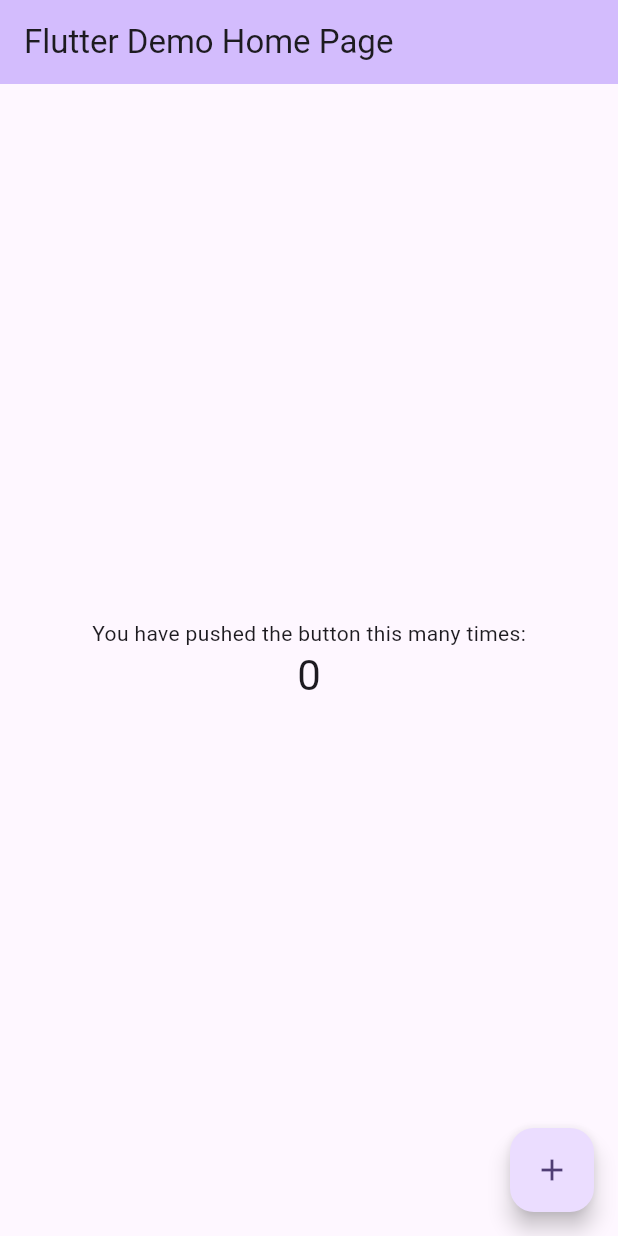
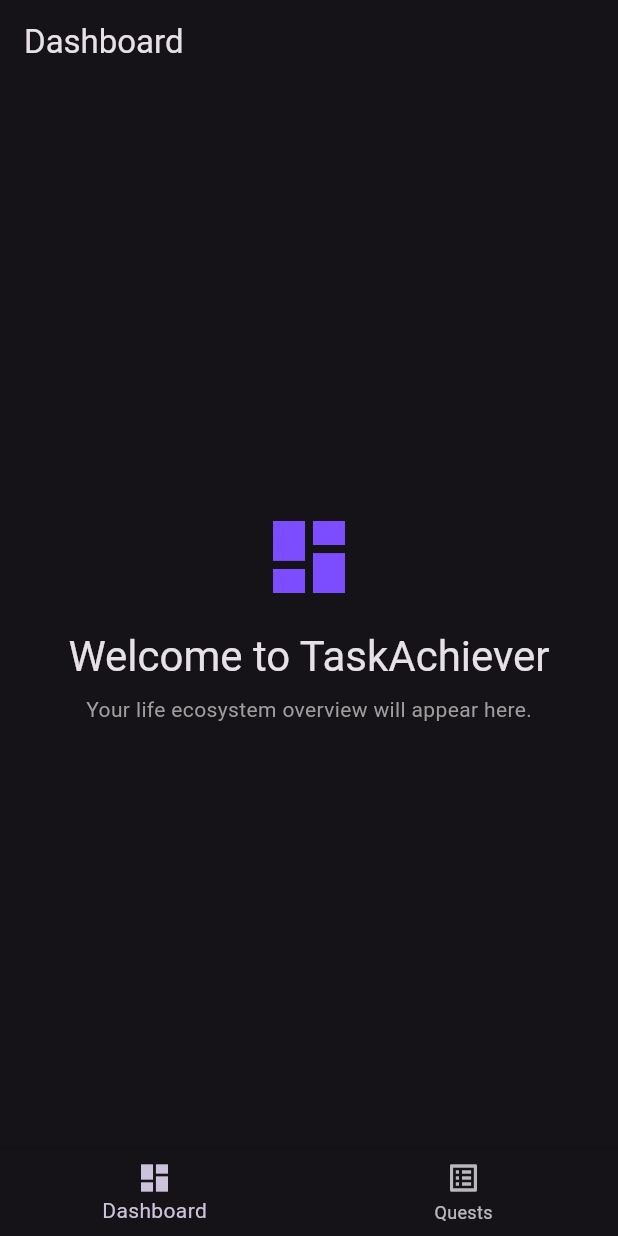
Before and after one commit to francis-p-n/taskAchiever, a Flutter app: the screen it shows after launch, on a phone screen of 412 x 824 dp. Run offline on Flutter 3.47's test engine with Material 3 defaults, Android fonts, the phone set to English and light mode, and no system bars; our stand-ins replace dio, flutter_riverpod, go_router, isar; accounts and stored records are empty; generated files the repository leaves out were written again.

Commit message:
feat: implement project structure with Isar quest domain, responsive main layout, and router configuration

```diff
--- /dev/null
+++ b/apps/flutter/lib/core/router.dart
@@ -0,0 +1,31 @@
+import 'package:flutter/material.dart';
+import 'package:go_router/go_router.dart';
+import 'package:life_achiever/features/dashboard/presentation/dashboard_screen.dart';
+import 'package:life_achiever/features/dashboard/presentation/main_layout.dart';
+import 'package:life_achiever/features/quests/presentation/quests_screen.dart';
+
+final GlobalKey<NavigatorState> _rootNavigatorKey = GlobalKey<NavigatorState>();
+final GlobalKey<NavigatorState> _shellNavigatorKey = GlobalKey<NavigatorState>();
+
+final goRouter = GoRouter(
+  navigatorKey: _rootNavigatorKey,
+  initialLocation: '/',
+  routes: [
+    ShellRoute(
+      navigatorKey: _shellNavigatorKey,
+      builder: (context, state, child) {
+        return MainLayout(child: child);
+      },
+      routes: [
+        GoRoute(
+          path: '/',
+          builder: (context, state) => const DashboardScreen(),
+        ),
+        GoRoute(
+          path: '/quests',
+          builder: (context, state) => const QuestsScreen(),
+        ),
+      ],
+    ),
+  ],
+);
--- /dev/null
+++ b/apps/flutter/lib/features/dashboard/presentation/dashboard_screen.dart
@@ -0,0 +1,32 @@
+import 'package:flutter/material.dart';
+
+class DashboardScreen extends StatelessWidget {
+  const DashboardScreen({super.key});
+
+  @override
+  Widget build(BuildContext context) {
+    return Scaffold(
+      appBar: AppBar(
+        title: const Text('Dashboard'),
+      ),
+      body: Center(
+        child: Column(
+          mainAxisAlignment: MainAxisAlignment.center,
+          children: [
+            const Icon(Icons.dashboard, size: 64, color: Colors.deepPurpleAccent),
+            const SizedBox(height: 16),
+            Text(
+              'Welcome to TaskAchiever',
+              style: Theme.of(context).textTheme.headlineMedium,
+            ),
+            const SizedBox(height: 8),
+            const Text(
+              'Your life ecosystem overview will appear here.',
+              style: TextStyle(color: Colors.grey),
+            ),
+          ],
+        ),
+      ),
+    );
+  }
+}
--- /dev/null
+++ b/apps/flutter/lib/features/dashboard/presentation/main_layout.dart
@@ -0,0 +1,93 @@
+import 'package:flutter/material.dart';
+import 'package:go_router/go_router.dart';
+
+class MainLayout extends StatelessWidget {
+  final Widget child;
+
+  const MainLayout({super.key, required this.child});
+
+  @override
+  Widget build(BuildContext context) {
+    // Determine layout based on screen width
+    final isDesktop = MediaQuery.of(context).size.width > 800;
+
+    if (isDesktop) {
+      return Scaffold(
+        body: Row(
+          children: [
+            _buildSidebar(context),
+            const VerticalDivider(thickness: 1, width: 1),
+            Expanded(child: child),
+          ],
+        ),
+      );
+    }
+
+    return Scaffold(
+      body: child,
+      bottomNavigationBar: _buildBottomNav(context),
+    );
+  }
+
+  Widget _buildSidebar(BuildContext context) {
+    return NavigationRail(
+      selectedIndex: _calculateSelectedIndex(context),
+      onDestinationSelected: (int index) => _onItemTapped(index, context),
+      labelType: NavigationRailLabelType.all,
+      leading: const Padding(
+        padding: EdgeInsets.only(bottom: 24.0, top: 16.0),
+        child: Icon(Icons.auto_awesome, size: 32, color: Colors.deepPurpleAccent),
+      ),
+      destinations: const [
+        NavigationRailDestination(
+          icon: Icon(Icons.dashboard_outlined),
+          selectedIcon: Icon(Icons.dashboard),
+          label: Text('Dashboard'),
+        ),
+        NavigationRailDestination(
+          icon: Icon(Icons.list_alt_outlined),
+          selectedIcon: Icon(Icons.list_alt),
+          label: Text('Quests'),
+        ),
+      ],
+    );
+  }
+
+  Widget _buildBottomNav(BuildContext context) {
+    return BottomNavigationBar(
+      currentIndex: _calculateSelectedIndex(context),
+      onTap: (int index) => _onItemTapped(index, context),
+      items: const [
+        BottomNavigationBarItem(
+          icon: Icon(Icons.dashboard_outlined),
+          activeIcon: Icon(Icons.dashboard),
+          label: 'Dashboard',
+        ),
+        BottomNavigationBarItem(
+          icon: Icon(Icons.list_alt_outlined),
+          activeIcon: Icon(Icons.list_alt),
+          label: 'Quests',
+        ),
+      ],
+    );
+  }
+
+  static int _calculateSelectedIndex(BuildContext context) {
+    final String location = GoRouterState.of(context).uri.path;
+    if (location.startsWith('/quests')) {
+      return 1;
+    }
+    return 0;
+  }
+
+  void _onItemTapped(int index, BuildContext context) {
+    switch (index) {
+      case 0:
+        context.go('/');
+        break;
+      case 1:
+        context.go('/quests');
+        break;
+    }
+  }
+}
--- a/apps/flutter/lib/main.dart
+++ b/apps/flutter/lib/main.dart
@@ -1,122 +1,26 @@
 import 'package:flutter/material.dart';
+import 'package:flutter_riverpod/flutter_riverpod.dart';
+import 'package:life_achiever/core/router.dart';
 
 void main() {
-  runApp(const MyApp());
+  WidgetsFlutterBinding.ensureInitialized();
+  // Isar initialization will go here later
+  runApp(const ProviderScope(child: TaskAchieverApp()));
 }
 
-class MyApp extends StatelessWidget {
-  const MyApp({super.key});
+class TaskAchieverApp extends StatelessWidget {
+  const TaskAchieverApp({super.key});
 
-  // This widget is the root of your application.
   @override
   Widget build(BuildContext context) {
-    return MaterialApp(
-      title: 'Flutter Demo',
+    return MaterialApp.router(
+      title: 'TaskAchiever',
       theme: ThemeData(
-        // This is the theme of your application.
-        //
-        // TRY THIS: Try running your application with "flutter run". You'll see
-        // the application has a purple toolbar. Then, without quitting the app,
-        // try changing the seedColor in the colorScheme below to Colors.green
-        // and then invoke "hot reload" (save your changes or press the "hot
-        // reload" button in a Flutter-supported IDE, or press "r" if you used
-        // the command line to start the app).
-        //
-        // Notice that the counter didn't reset back to zero; the application
-        // state is not lost during the reload. To reset the state, use hot
-        // restart instead.
-        //
-        // This works for code too, not just values: Most code changes can be
-        // tested with just a hot reload.
-        colorScheme: .fromSeed(seedColor: Colors.deepPurple),
+        brightness: Brightness.dark,
+        colorSchemeSeed: Colors.deepPurple,
+        useMaterial3: true,
       ),
-      home: const MyHomePage(title: 'Flutter Demo Home Page'),
+      routerConfig: goRouter,
     );
   }
 }
-
-class MyHomePage extends StatefulWidget {
-  const MyHomePage({super.key, required this.title});
-
-  // This widget is the home page of your application. It is stateful, meaning
-  // that it has a State object (defined below) that contains fields that affect
-  // how it looks.
-
-  // This class is the configuration for the state. It holds the values (in this
-  // case the title) provided by the parent (in this case the App widget) and
-  // used by the build method of the State. Fields in a Widget subclass are
-  // always marked "final".
-
-  final String title;
-
-  @override
-  State<MyHomePage> createState() => _MyHomePageState();
-}
-
-class _MyHomePageState extends State<MyHomePage> {
-  int _counter = 0;
-
-  void _incrementCounter() {
-    setState(() {
-      // This call to setState tells the Flutter framework that something has
-      // changed in this State, which causes it to rerun the build method below
-      // so that the display can reflect the updated values. If we changed
-      // _counter without calling setState(), then the build method would not be
-      // called again, and so nothing would appear to happen.
-      _counter++;
-    });
-  }
-
-  @override
-  Widget build(BuildContext context) {
-    // This method is rerun every time setState is called, for instance as done
-    // by the _incrementCounter method above.
-    //
-    // The Flutter framework has been optimized to make rerunning build methods
-    // fast, so that you can just rebuild anything that needs updating rather
-    // than having to individually change instances of widgets.
-    return Scaffold(
-      appBar: AppBar(
-        // TRY THIS: Try changing the color here to a specific color (to
-        // Colors.amber, perhaps?) and trigger a hot reload to see the AppBar
-        // change color while the other colors stay the same.
-        backgroundColor: Theme.of(context).colorScheme.inversePrimary,
-        // Here we take the value from the MyHomePage object that was created by
-        // the App.build method, and use it to set our appbar title.
-        title: Text(widget.title),
-      ),
-      body: Center(
-        // Center is a layout widget. It takes a single child and positions it
-        // in the middle of the parent.
-        child: Column(
-          // Column is also a layout widget. It takes a list of children and
-          // arranges them vertically. By default, it sizes itself to fit its
-          // children horizontally, and tries to be as tall as its parent.
-          //
-          // Column has various properties to control how it sizes itself and
-          // how it positions its children. Here we use mainAxisAlignment to
-          // center the children vertically; the main axis here is the vertical
-          // axis because Columns are vertical (the cross axis would be
-          // horizontal).
-          //
-          // TRY THIS: Invoke "debug painting" (choose the "Toggle Debug Paint"
-          // action in the IDE, or press "p" in the console), to see the
-          // wireframe for each widget.
-          mainAxisAlignment: .center,
-          children: [
-            const Text('You have pushed the button this many times:'),
-            Text(
-              '$_counter',
-              style: Theme.of(context).textTheme.headlineMedium,
-            ),
-          ],
-        ),
-      ),
-      floatingActionButton: FloatingActionButton(
-        onPressed: _incrementCounter,
-        tooltip: 'Increment',
-        child: const Icon(Icons.add),
-      ),
-    );
-  }
-}
--- a/apps/flutter/pubspec.yaml
+++ b/apps/flutter/pubspec.yaml
@@ -44,13 +44,13 @@ dependencies:
   health: ^13.3.1
   connectivity_plus: ^7.1.1
   workmanager: ^0.9.0+3
-  flutter_riverpod: ^3.3.2
-  riverpod_annotation: ^4.0.3
-  riverpod: ^3.3.2
+  flutter_riverpod: ^2.6.1
 
 dev_dependencies:
   flutter_test:
     sdk: flutter
+  build_runner: ^2.4.8
+  isar_generator: ^3.1.0+1
 
   # The "flutter_lints" package below contains a set of recommended lints to
   # encourage good coding practices. The lint set provided by the package is
```
Also changed, not shown: apps/flutter/lib/core/providers.dart (added, +23 -0 lines), apps/flutter/lib/features/quests/domain/quest.dart (+13 -18 lines), apps/flutter/lib/features/quests/presentation/quests_screen.dart (added, +50 -0 lines), apps/flutter/lib/features/quests/domain/quest.g.dart (added), apps/flutter/pubspec.lock.
